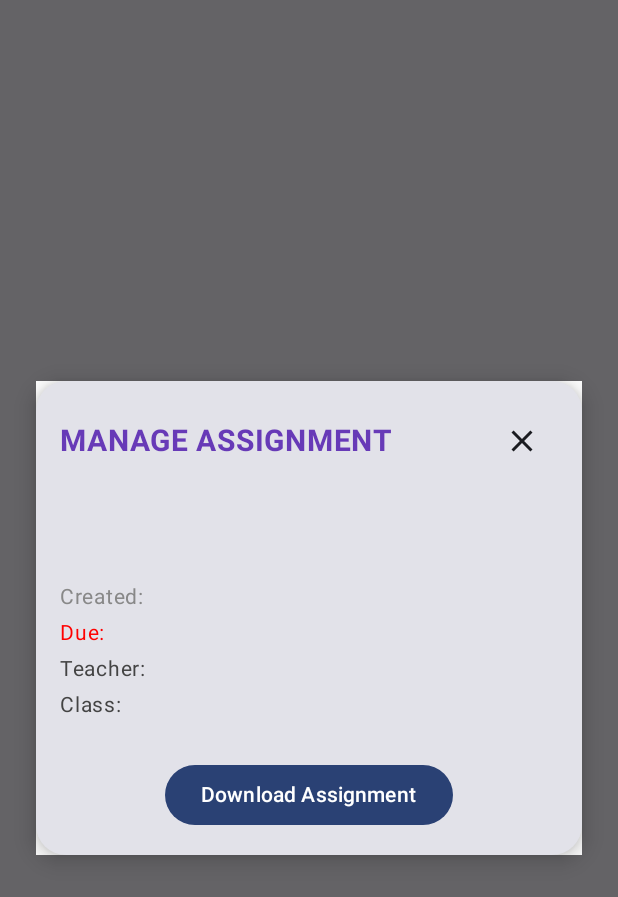
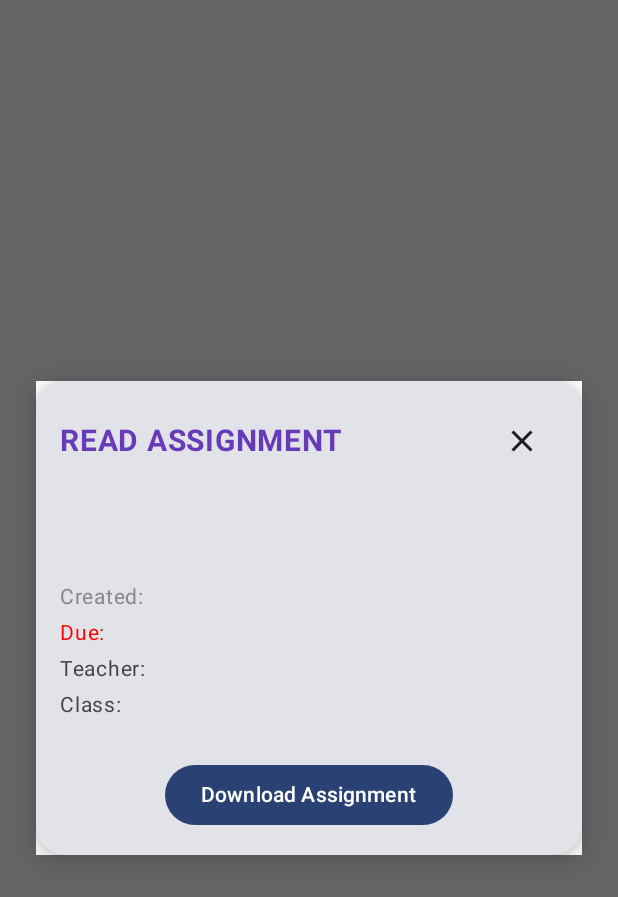
Before and after one commit to sammy-g254/AssessMate, an Android app built with Jetpack Compose: the composable DownloadAssignmentDetails called with empty values, on a phone screen of 412 x 824 dp. Shown: the top 897 px of the screen. Run offline under Robolectric (Android 15) with nearby library versions, the phone set to English and light mode, and no system bars.

Commit message:
Appended Commit #2

```diff
--- a/app/src/main/java/com/sammyg/assessmate/ui/theme/screens/account/ManageUserAccount.kt
+++ b/app/src/main/java/com/sammyg/assessmate/ui/theme/screens/account/ManageUserAccount.kt
@@ -48,8 +48,6 @@ fun ManageUserAccount(
     val user = userAuthViewModel.currentUserData.value
     val userName = user?.name ?: "Unknown user"
     val email = user?.email ?: "Unknown email"
-    val school = schoolAuthViewModel.currentSchoolData.value
-    val schoolname = school?.schoolname ?: "School"
     val schoolCode = user?.schoolCode ?: "Unknown school code"
 
     Scaffold(
@@ -99,7 +97,6 @@ fun ManageUserAccount(
                         )
                     ) {
                         Text("Email")
-                        Text("School")
                         Text("School Code")
                     }
                 }
@@ -119,7 +116,6 @@ fun ManageUserAccount(
                     ) {
                         Text(":")
                         Text(":")
-                        Text(":")
                     }
                 }
 
@@ -135,7 +131,6 @@ fun ManageUserAccount(
                         )
                     ) {
                         Text(text = email)
-                        Text(text = schoolname)
                         Text(text = schoolCode)
                     }
                 }
--- a/app/src/main/java/com/sammyg/assessmate/ui/theme/screens/management/global/cards/DownloadAssignmentDialog.kt
+++ b/app/src/main/java/com/sammyg/assessmate/ui/theme/screens/management/global/cards/DownloadAssignmentDialog.kt
@@ -60,7 +60,7 @@ fun DownloadAssignmentDetails(
                         verticalAlignment = Alignment.CenterVertically
                     ) {
                         Text(
-                            text = "MANAGE ASSIGNMENT",
+                            text = "READ ASSIGNMENT",
                             fontWeight = FontWeight.Bold,
                             fontSize = 20.sp,
                             color = Purple
--- a/app/src/main/java/com/sammyg/assessmate/ui/theme/screens/management/teachers/cards/UploadResultsDialog.kt
+++ b/app/src/main/java/com/sammyg/assessmate/ui/theme/screens/management/teachers/cards/UploadResultsDialog.kt
@@ -60,7 +60,7 @@ fun UploadResultsDialog(
                     verticalAlignment = Alignment.CenterVertically
                 ) {
                     Text(
-                        text = "Submit Assignment File URL",
+                        text = "Upload Results URL",
                         fontWeight = FontWeight.Bold,
                         fontSize = 20.sp,
                         color = Purple
```
